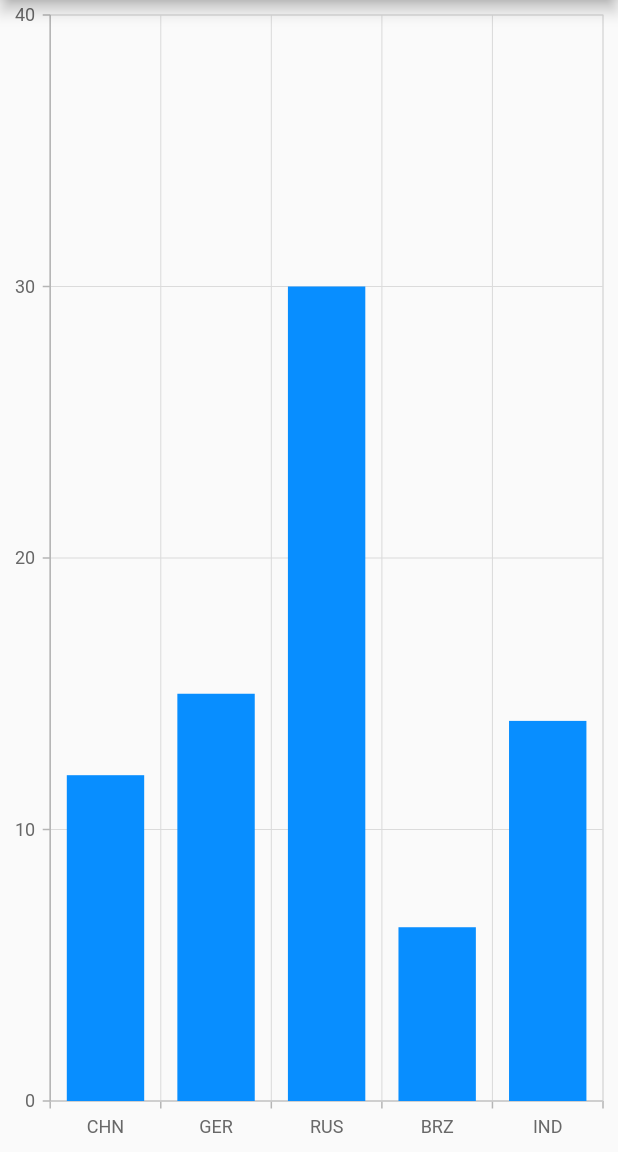
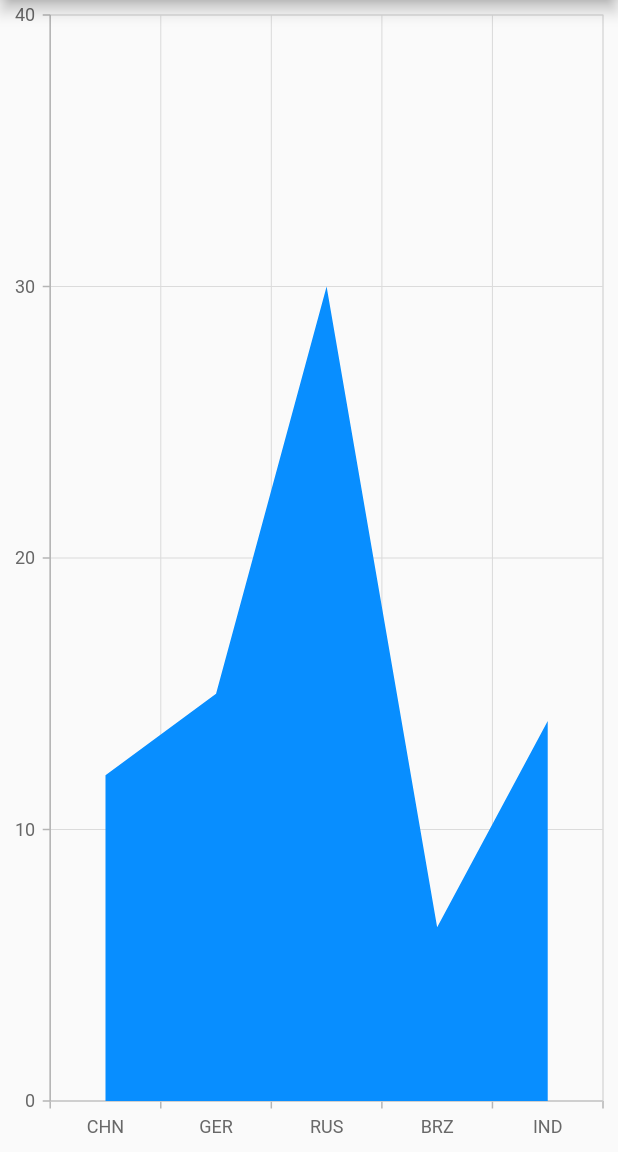
Before and after one commit to PranavMasekar/Flutter-Graphs, a Flutter app: the screen it shows after launch, on a phone screen of 412 x 824 dp, the part 84-1236 px from its top. Run offline on Flutter 3.47's test engine with Material 2 defaults, Android fonts, the phone set to English and light mode, and no system bars; our stand-ins replace syncfusion_flutter_charts.

Commit message:
area chart

```diff
--- a/lib/main.dart
+++ b/lib/main.dart
@@ -1,4 +1,5 @@
 import 'package:flutter/material.dart';
+import 'package:flutter_graphs/views/area_chart.dart';
 import 'package:flutter_graphs/views/bar_chart.dart';
 import 'package:flutter_graphs/views/column_chart.dart';
 import 'views/line_chart.dart';
@@ -20,7 +21,8 @@
       ),
       // home: const LineChart(),
       // home: BarChart(),
-      home: ColumnChart(),
+      // home: ColumnChart(),
+      home: AreaChart(),
     );
   }
 }
--- /dev/null
+++ b/lib/views/area_chart.dart
@@ -0,0 +1,55 @@
+import 'package:flutter/material.dart';
+import 'package:syncfusion_flutter_charts/charts.dart';
+
+class AreaChart extends StatefulWidget {
+  // ignore: prefer_const_constructors_in_immutables
+  AreaChart({Key? key}) : super(key: key);
+
+  @override
+  AreaChartState createState() => AreaChartState();
+}
+
+class AreaChartState extends State<AreaChart> {
+  late List<_ChartData> data;
+  late TooltipBehavior _tooltip;
+
+  @override
+  void initState() {
+    data = [
+      _ChartData('CHN', 12),
+      _ChartData('GER', 15),
+      _ChartData('RUS', 30),
+      _ChartData('BRZ', 6.4),
+      _ChartData('IND', 14)
+    ];
+    _tooltip = TooltipBehavior(enable: true);
+    super.initState();
+  }
+
+  @override
+  Widget build(BuildContext context) {
+    return Scaffold(
+        appBar: AppBar(
+          title: const Text('Syncfusion Flutter chart'),
+        ),
+        body: SfCartesianChart(
+            primaryXAxis: CategoryAxis(),
+            primaryYAxis: NumericAxis(minimum: 0, maximum: 40, interval: 10),
+            tooltipBehavior: _tooltip,
+            series: <ChartSeries<_ChartData, String>>[
+              AreaSeries<_ChartData, String>(
+                  dataSource: data,
+                  xValueMapper: (_ChartData data, _) => data.x,
+                  yValueMapper: (_ChartData data, _) => data.y,
+                  name: 'Gold',
+                  color: Color.fromRGBO(8, 142, 255, 1))
+            ]));
+  }
+}
+
+class _ChartData {
+  _ChartData(this.x, this.y);
+
+  final String x;
+  final double y;
+}
```
